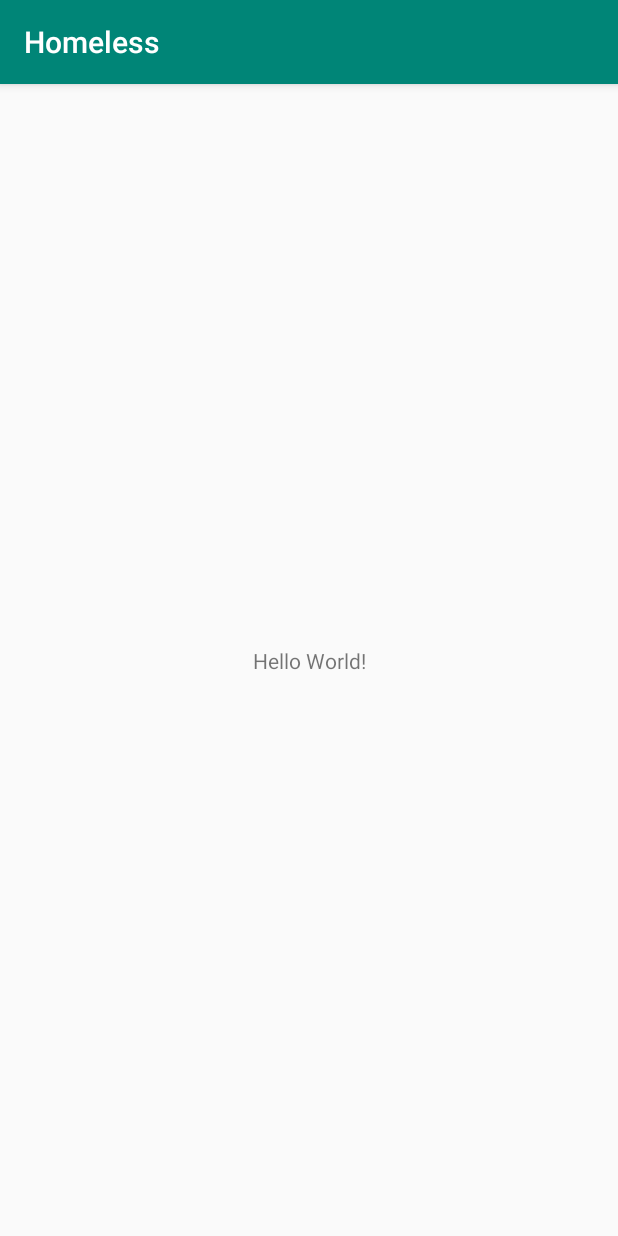
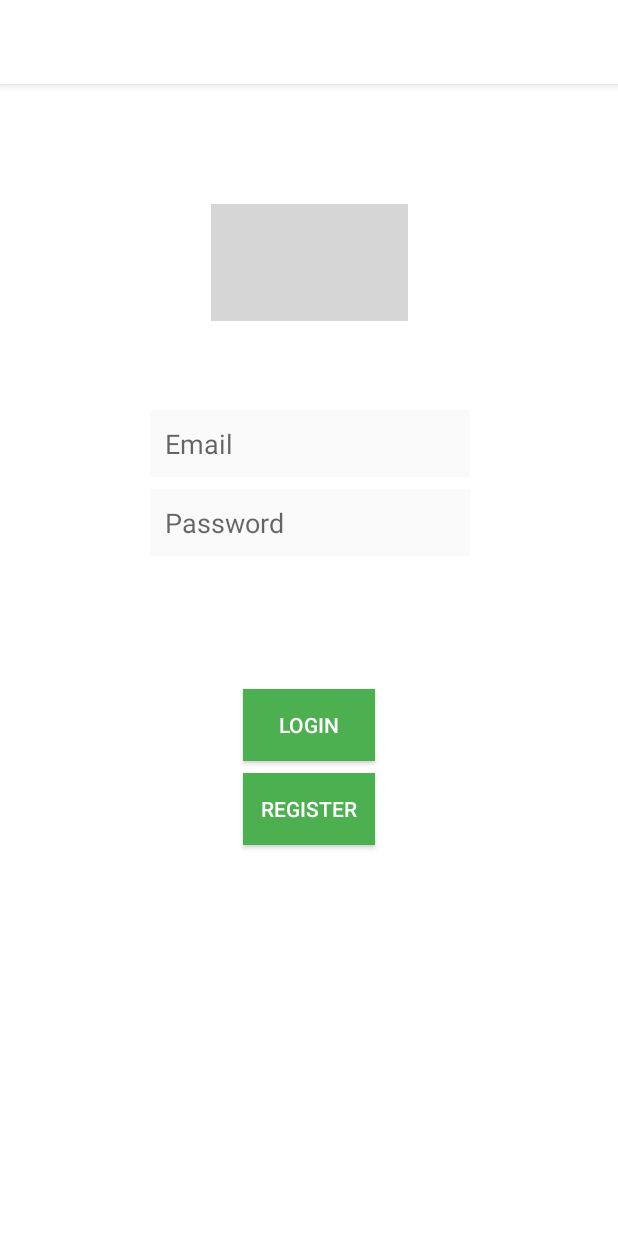
Before and after one commit to RayanH99/ReLeaf, an Android app: the screen it shows after launch (LoginScreen), on a phone screen of 412 x 824 dp. Run offline under Robolectric (Android 15) with nearby library versions, the phone set to English and light mode, and no system bars; grey boxes are pictures that could not be loaded.

Commit message:
login screen

```diff
--- /dev/null
+++ b/Homeless/app/src/main/res/drawable/button_style.xml
@@ -0,0 +1,8 @@
+<?xml version="1.0" encoding="utf-8"?>
+<shape xmlns:android="http://schemas.android.com/apk/res/android">
+
+    <solid android:color="#4CAF50"/>
+    <padding android:bottom="10dp" android:left="10dp" android:right="10dp" android:top="10dp"/>
+
+
+</shape>
--- /dev/null
+++ b/Homeless/app/src/main/res/drawable/edit_text_style.xml
@@ -0,0 +1,8 @@
+<?xml version="1.0" encoding="utf-8"?>
+<shape xmlns:android="http://schemas.android.com/apk/res/android">
+
+    <solid android:color="#fafafa"/>
+    <padding android:bottom="10dp" android:left="10dp" android:right="10dp" android:top="10dp"/>
+
+
+</shape>
--- a/Homeless/app/src/main/res/layout/activity_login_screen.xml
+++ b/Homeless/app/src/main/res/layout/activity_login_screen.xml
@@ -1,18 +1,110 @@
-<?xml version="1.0" encoding="utf-8"?>
 <android.support.constraint.ConstraintLayout xmlns:android="http://schemas.android.com/apk/res/android"
     xmlns:app="http://schemas.android.com/apk/res-auto"
     xmlns:tools="http://schemas.android.com/tools"
     android:layout_width="match_parent"
     android:layout_height="match_parent"
-    tools:context=".LoginScreen">
+    tools:context=".LoginScreen"
+    android:background="#ffffff">
 
-    <TextView
+    <android.support.constraint.Guideline
+        android:id="@+id/guideline"
         android:layout_width="wrap_content"
         android:layout_height="wrap_content"
-        android:text="Hello World!"
+        android:orientation="horizontal"
+        android:background="#ffffff"
+        app:layout_constraintGuide_begin="290dp"/>
+
+    <EditText
+        android:id="@+id/login_user"
+        android:layout_width="wrap_content"
+        android:layout_height="wrap_content"
+        android:layout_marginStart="8dp"
+        android:layout_marginLeft="8dp"
+        android:layout_marginEnd="8dp"
+        android:layout_marginRight="8dp"
+        android:layout_marginBottom="28dp"
+        android:background="@drawable/edit_text_style"
+        android:ems="10"
+        android:hint="Email"
+        android:inputType="textPersonName"
+        app:layout_constraintBottom_toTopOf="@+id/guideline"
+        app:layout_constraintEnd_toEndOf="parent"
+        app:layout_constraintHorizontal_bias="0.503"
+        app:layout_constraintStart_toStartOf="parent" />
+
+    <EditText
+        android:id="@+id/login_password"
+        android:layout_width="wrap_content"
+        android:layout_height="wrap_content"
+        android:layout_marginStart="8dp"
+        android:layout_marginLeft="8dp"
+        android:layout_marginTop="8dp"
+        android:layout_marginEnd="8dp"
+        android:layout_marginRight="8dp"
+        android:background="@drawable/edit_text_style"
+        android:ems="10"
+        android:hint="Password"
+        android:inputType="textPassword"
+        app:layout_constraintEnd_toEndOf="parent"
+        app:layout_constraintHorizontal_bias="0.503"
+        app:layout_constraintStart_toStartOf="parent"
+        app:layout_constraintTop_toBottomOf="@+id/login_user" />
+
+    <Button
+        android:id="@+id/login_button"
+        android:layout_width="wrap_content"
+        android:layout_height="wrap_content"
+        android:layout_marginStart="8dp"
+        android:layout_marginLeft="8dp"
+        android:layout_marginEnd="8dp"
+        android:layout_marginRight="8dp"
+        android:layout_marginBottom="8dp"
+        android:background="@drawable/button_style"
+        android:text="Login"
+        android:textColor="@color/colorPrimary"
         app:layout_constraintBottom_toBottomOf="parent"
-        app:layout_constraintLeft_toLeftOf="parent"
-        app:layout_constraintRight_toRightOf="parent"
-        app:layout_constraintTop_toTopOf="parent" />
+        app:layout_constraintEnd_toEndOf="parent"
+        app:layout_constraintStart_toStartOf="parent"
+        app:layout_constraintTop_toBottomOf="@+id/login_password"
+        app:layout_constraintVertical_bias="0.223" />
+
+    <Button
+        android:id="@+id/register_button"
+        android:layout_width="wrap_content"
+        android:layout_height="wrap_content"
+        android:layout_marginStart="8dp"
+        android:layout_marginLeft="8dp"
+        android:layout_marginTop="8dp"
+        android:layout_marginEnd="8dp"
+        android:layout_marginRight="8dp"
+        android:layout_marginBottom="8dp"
+        android:background="@drawable/button_style"
+        android:text="Register"
+        android:textColor="@color/colorPrimary"
+        app:layout_constraintBottom_toBottomOf="parent"
+        app:layout_constraintEnd_toEndOf="parent"
+        app:layout_constraintStart_toStartOf="parent"
+        app:layout_constraintTop_toBottomOf="@+id/login_button"
+        app:layout_constraintVertical_bias="0.0" />
+
+    <ImageView
+
+
+        android:id="@+id/ass"
+        android:layout_width="131dp"
+        android:layout_height="78dp"
+        android:layout_marginStart="8dp"
+        android:layout_marginLeft="8dp"
+        android:layout_marginTop="8dp"
+        android:layout_marginEnd="8dp"
+        android:layout_marginRight="8dp"
+        android:layout_marginBottom="8dp"
+        app:layout_constraintBottom_toTopOf="@+id/login_user"
+        app:layout_constraintEnd_toEndOf="parent"
+        app:layout_constraintHorizontal_bias="0.502"
+        app:layout_constraintStart_toStartOf="parent"
+        app:layout_constraintTop_toTopOf="parent"
+        app:layout_constraintVertical_bias="0.585"
+        app:srcCompat="@drawable/pinnitfull"/>
 
 </android.support.constraint.ConstraintLayout>
--- a/Homeless/app/src/main/res/values/colors.xml
+++ b/Homeless/app/src/main/res/values/colors.xml
@@ -1,6 +1,6 @@
 <?xml version="1.0" encoding="utf-8"?>
 <resources>
-    <color name="colorPrimary">#008577</color>
+    <color name="colorPrimary">#FFFFFF</color>
     <color name="colorPrimaryDark">#00574B</color>
-    <color name="colorAccent">#D81B60</color>
+    <color name="colorAccent">#4CAF50</color>
 </resources>
--- a/Homeless/build.gradle
+++ b/Homeless/build.gradle
@@ -7,7 +7,7 @@ buildscript {
         jcenter()
     }
     dependencies {
-        classpath 'com.android.tools.build:gradle:3.2.1'
+        classpath 'com.android.tools.build:gradle:3.3.0'
 
 
         // NOTE: Do not place your application dependencies here; they belong
```
Also changed, not shown: Homeless/gradle/wrapper/gradle-wrapper.properties.
